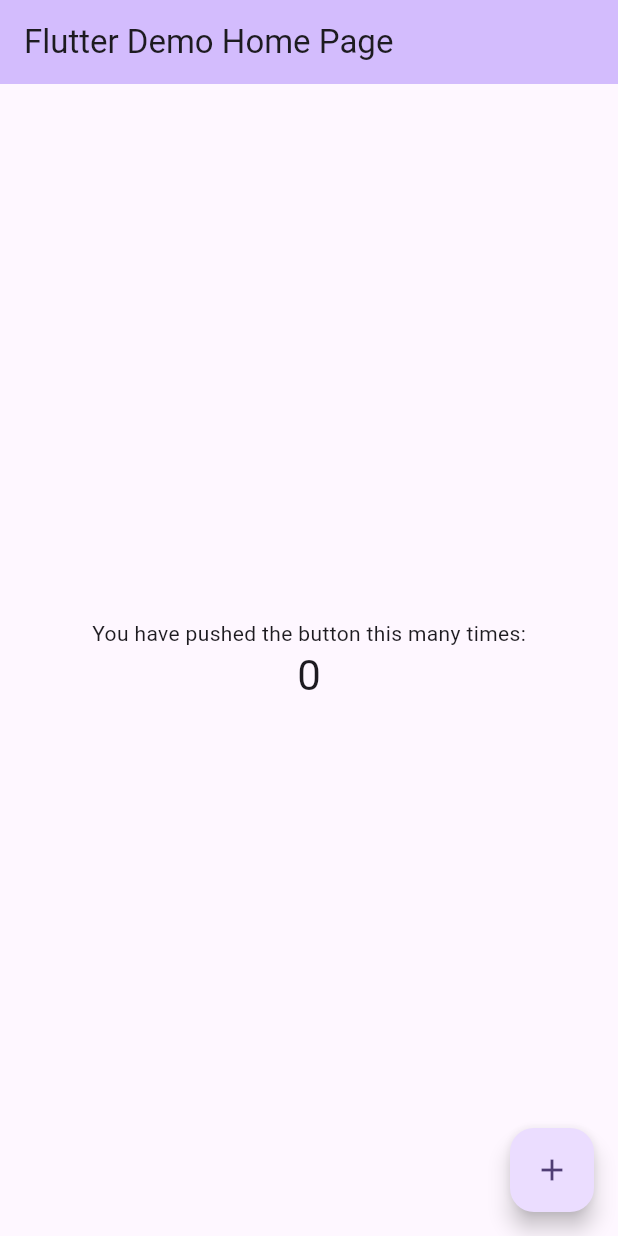
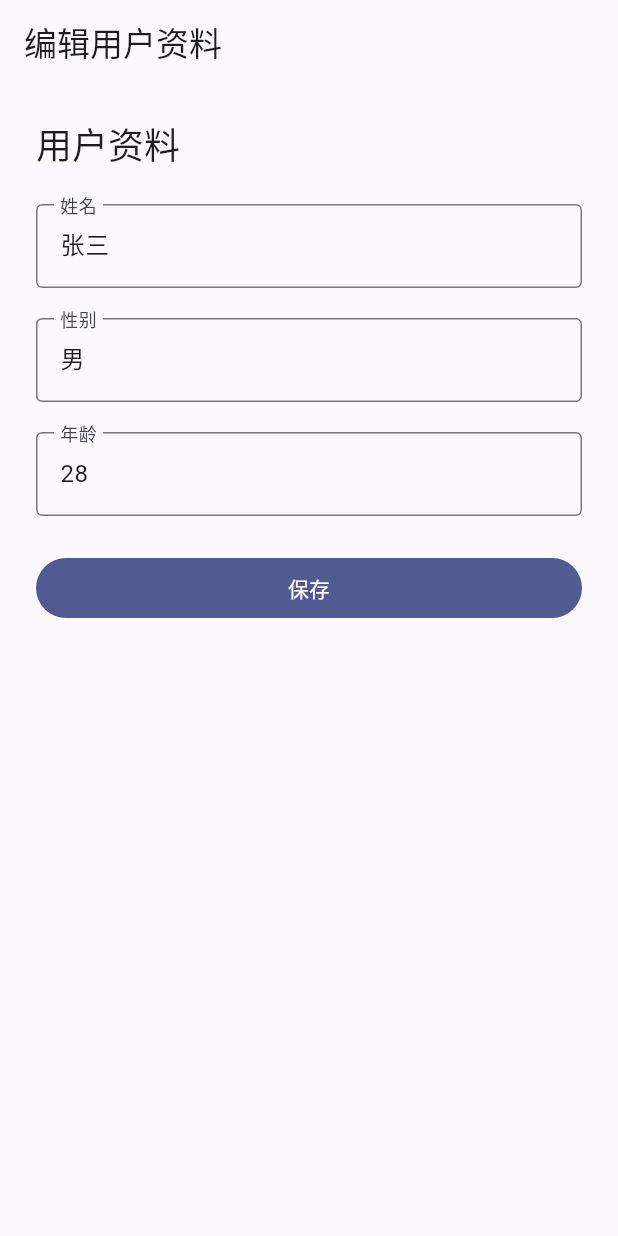
Before and after one commit to fengyanjava/growup-2026, a Flutter app: the screen it shows after launch, on a phone screen of 412 x 824 dp. Run offline on Flutter 3.47's test engine with Material 3 defaults, Android fonts, the phone set to English and light mode, and no system bars; our stand-ins replace flutter_riverpod.

Commit message:
flutter_riverpod_example impl

```diff
--- /dev/null
+++ b/flutter_riverpod_example/lib/edit/model/user_profile.dart
@@ -0,0 +1,20 @@
+/// 接口中的用户资料。年龄在模型中使用整数，输入草稿则保留字符串。
+class UserProfile {
+  const UserProfile({
+    required this.name,
+    required this.gender,
+    required this.age,
+  });
+
+  final String name;
+  final String gender;
+  final int age;
+
+  factory UserProfile.fromJson(Map<String, dynamic> json) => UserProfile(
+    name: json['name'] as String,
+    gender: json['gender'] as String,
+    age: json['age'] as int,
+  );
+
+  Map<String, dynamic> toJson() => {'name': name, 'gender': gender, 'age': age};
+}
--- /dev/null
+++ b/flutter_riverpod_example/lib/edit/page/edit_page.dart
@@ -0,0 +1,174 @@
+import 'package:flutter/material.dart';
+import 'package:flutter_riverpod/flutter_riverpod.dart';
+
+import '../viewmodel/edit_state.dart';
+import '../viewmodel/edit_viewmodel.dart';
+
+class EditPage extends ConsumerWidget {
+  const EditPage({super.key});
+
+  @override
+  Widget build(BuildContext context, WidgetRef ref) {
+    final profile = ref.watch(editViewModelProvider);
+    profile.isLoading;
+    return Scaffold(
+      appBar: AppBar(title: const Text('编辑用户资料')),
+      body: SafeArea(
+        child: profile.when(
+          skipLoadingOnRefresh: false,
+          loading: () => const Center(child: CircularProgressIndicator()),
+          error: (error, stackTrace) => Center(
+            child: Column(
+              mainAxisSize: MainAxisSize.min,
+              children: [
+                const Text('加载失败，请检查后重试'),
+                const SizedBox(height: 16),
+                FilledButton(
+                  onPressed: () => ref.invalidate(editViewModelProvider),
+                  child: const Text('重试'),
+                ),
+              ],
+            ),
+          ),
+          data: (data) => _EditForm(data: data),
+        ),
+      ),
+    );
+  }
+}
+
+class _EditForm extends ConsumerStatefulWidget {
+  const _EditForm({required this.data});
+  final EditState data;
+
+  @override
+  ConsumerState<_EditForm> createState() => _EditFormState();
+}
+
+class _EditFormState extends ConsumerState<_EditForm> {
+  late final TextEditingController _nameController;
+  late final TextEditingController _genderController;
+  late final TextEditingController _ageController;
+
+  @override
+  void initState() {
+    super.initState();
+    // 首次加载成功后才创建表单，避免在 build 中反复回填、移动光标。
+    _nameController = TextEditingController(text: widget.data.name);
+    _genderController = TextEditingController(text: widget.data.gender);
+    _ageController = TextEditingController(text: widget.data.age);
+  }
+
+  @override
+  void didUpdateWidget(covariant _EditForm oldWidget) {
+    super.didUpdateWidget(oldWidget);
+    // 仅同步变化的数据，也支持保存后回填服务端规范化的结果。
+    _syncText(_nameController, widget.data.name);
+    _syncText(_genderController, widget.data.gender);
+    _syncText(_ageController, widget.data.age);
+  }
+
+  void _syncText(TextEditingController controller, String text) {
+    if (controller.text == text) return;
+    controller.value = TextEditingValue(
+      text: text,
+      selection: TextSelection.collapsed(offset: text.length),
+    );
+  }
+
+  @override
+  void dispose() {
+    _nameController.dispose();
+    _genderController.dispose();
+    _ageController.dispose();
+    super.dispose();
+  }
+
+  Future<void> _save() async {
+    FocusScope.of(context).unfocus();
+    final success = await ref.read(editViewModelProvider.notifier).save();
+    if (!mounted || !success) return;
+    ScaffoldMessenger.of(context)
+      ..hideCurrentSnackBar()
+      ..showSnackBar(const SnackBar(content: Text('保存成功')));
+  }
+
+  @override
+  Widget build(BuildContext context) {
+    final data = widget.data;
+    final viewModel = ref.read(editViewModelProvider.notifier);
+    return SingleChildScrollView(
+      padding: const EdgeInsets.all(24),
+      child: Center(
+        child: ConstrainedBox(
+          constraints: const BoxConstraints(maxWidth: 480),
+          child: Column(
+            crossAxisAlignment: CrossAxisAlignment.stretch,
+            children: [
+              Text('用户资料', style: Theme.of(context).textTheme.headlineSmall),
+              const SizedBox(height: 24),
+              TextField(
+                controller: _nameController,
+                enabled: !data.isSaving,
+                textInputAction: TextInputAction.next,
+                decoration: InputDecoration(
+                  labelText: '姓名',
+                  errorText: data.nameError,
+                ),
+                onChanged: viewModel.updateName,
+              ),
+              const SizedBox(height: 20),
+              TextField(
+                controller: _genderController,
+                enabled: !data.isSaving,
+                textInputAction: TextInputAction.next,
+                decoration: InputDecoration(
+                  labelText: '性别',
+                  errorText: data.genderError,
+                ),
+                onChanged: viewModel.updateGender,
+              ),
+              const SizedBox(height: 20),
+              TextField(
+                controller: _ageController,
+                enabled: !data.isSaving,
+                keyboardType: TextInputType.number,
+                textInputAction: TextInputAction.done,
+                decoration: InputDecoration(
+                  labelText: '年龄',
+                  errorText: data.ageError,
+                ),
+                onChanged: viewModel.updateAge,
+              ),
+              if (data.saveError != null) ...[
+                const SizedBox(height: 16),
+                Text(
+                  data.saveError!,
+                  style: TextStyle(color: Theme.of(context).colorScheme.error),
+                ),
+              ],
+              const SizedBox(height: 24),
+              FilledButton(
+                onPressed: data.isSaving ? null : _save,
+                child: data.isSaving
+                    ? const Row(
+                        mainAxisSize: MainAxisSize.min,
+                        children: [
+                          SizedBox(
+                            width: 16,
+                            height: 16,
+                            child: CircularProgressIndicator(strokeWidth: 2),
+                          ),
+                          SizedBox(width: 8),
+                          Text('保存中…'),
+                        ],
+                      )
+                    : const Text('保存'),
+              ),
+            ],
+          ),
+        ),
+      ),
+    );
+  }
+}
--- /dev/null
+++ b/flutter_riverpod_example/lib/edit/viewmodel/edit_state.dart
@@ -0,0 +1,48 @@
+import '../model/user_profile.dart';
+
+/// 不可变的页面数据。加载状态由外层 AsyncValue 表达。
+class EditState {
+  const EditState({
+    required this.name,
+    required this.gender,
+    required this.age,
+    this.isSaving = false,
+    this.nameError,
+    this.genderError,
+    this.ageError,
+    this.saveError,
+  });
+
+  factory EditState.fromProfile(UserProfile profile) => EditState(
+    name: profile.name,
+    gender: profile.gender,
+    age: profile.age.toString(),
+  );
+
+  final String name;
+  final String gender;
+
+  /// 保留原始输入，校验通过后再转换为整数。
+  final String age;
+  final bool isSaving;
+  final String? nameError;
+  final String? genderError;
+  final String? ageError;
+  final String? saveError;
+
+  bool get hasValidationError =>
+      nameError != null || genderError != null || ageError != null;
+
+  /// 修改草稿或开启新一轮保存时，清除上一轮的错误。
+  EditState copyWith({
+    String? name,
+    String? gender,
+    String? age,
+    bool? isSaving,
+  }) => EditState(
+    name: name ?? this.name,
+    gender: gender ?? this.gender,
+    age: age ?? this.age,
+    isSaving: isSaving ?? this.isSaving,
+  );
+}
--- a/flutter_riverpod_example/lib/main.dart
+++ b/flutter_riverpod_example/lib/main.dart
@@ -1,122 +1,26 @@
 import 'package:flutter/material.dart';
+import 'package:flutter_riverpod/flutter_riverpod.dart';
+
+import 'edit/page/edit_page.dart';
 
 void main() {
-  runApp(const MyApp());
+  runApp(const ProviderScope(child: MyApp()));
 }
 
 class MyApp extends StatelessWidget {
   const MyApp({super.key});
 
-  // This widget is the root of your application.
   @override
   Widget build(BuildContext context) {
     return MaterialApp(
-      title: 'Flutter Demo',
+      title: 'Riverpod MVVM 示例',
       theme: ThemeData(
-        // This is the theme of your application.
-        //
-        // TRY THIS: Try running your application with "flutter run". You'll see
-        // the application has a purple toolbar. Then, without quitting the app,
-        // try changing the seedColor in the colorScheme below to Colors.green
-        // and then invoke "hot reload" (save your changes or press the "hot
-        // reload" button in a Flutter-supported IDE, or press "r" if you used
-        // the command line to start the app).
-        //
-        // Notice that the counter didn't reset back to zero; the application
-        // state is not lost during the reload. To reset the state, use hot
-        // restart instead.
-        //
-        // This works for code too, not just values: Most code changes can be
-        // tested with just a hot reload.
-        colorScheme: .fromSeed(seedColor: Colors.deepPurple),
+        colorScheme: ColorScheme.fromSeed(seedColor: Colors.indigo),
+        inputDecorationTheme: const InputDecorationTheme(
+          border: OutlineInputBorder(),
+        ),
       ),
-      home: const MyHomePage(title: 'Flutter Demo Home Page'),
+      home: const EditPage(),
     );
   }
 }
-
-class MyHomePage extends StatefulWidget {
-  const MyHomePage({super.key, required this.title});
-
-  // This widget is the home page of your application. It is stateful, meaning
-  // that it has a State object (defined below) that contains fields that affect
-  // how it looks.
-
-  // This class is the configuration for the state. It holds the values (in this
-  // case the title) provided by the parent (in this case the App widget) and
-  // used by the build method of the State. Fields in a Widget subclass are
-  // always marked "final".
-
-  final String title;
-
-  @override
-  State<MyHomePage> createState() => _MyHomePageState();
-}
-
-class _MyHomePageState extends State<MyHomePage> {
-  int _counter = 0;
-
-  void _incrementCounter() {
-    setState(() {
-      // This call to setState tells the Flutter framework that something has
-      // changed in this State, which causes it to rerun the build method below
-      // so that the display can reflect the updated values. If we changed
-      // _counter without calling setState(), then the build method would not be
-      // called again, and so nothing would appear to happen.
-      _counter++;
-    });
-  }
-
-  @override
-  Widget build(BuildContext context) {
-    // This method is rerun every time setState is called, for instance as done
-    // by the _incrementCounter method above.
-    //
-    // The Flutter framework has been optimized to make rerunning build methods
-    // fast, so that you can just rebuild anything that needs updating rather
-    // than having to individually change instances of widgets.
-    return Scaffold(
-      appBar: AppBar(
-        // TRY THIS: Try changing the color here to a specific color (to
-        // Colors.amber, perhaps?) and trigger a hot reload to see the AppBar
-        // change color while the other colors stay the same.
-        backgroundColor: Theme.of(context).colorScheme.inversePrimary,
-        // Here we take the value from the MyHomePage object that was created by
-        // the App.build method, and use it to set our appbar title.
-        title: Text(widget.title),
-      ),
-      body: Center(
-        // Center is a layout widget. It takes a single child and positions it
-        // in the middle of the parent.
-        child: Column(
-          // Column is also a layout widget. It takes a list of children and
-          // arranges them vertically. By default, it sizes itself to fit its
-          // children horizontally, and tries to be as tall as its parent.
-          //
-          // Column has various properties to control how it sizes itself and
-          // how it positions its children. Here we use mainAxisAlignment to
-          // center the children vertically; the main axis here is the vertical
-          // axis because Columns are vertical (the cross axis would be
-          // horizontal).
-          //
-          // TRY THIS: Invoke "debug painting" (choose the "Toggle Debug Paint"
-          // action in the IDE, or press "p" in the console), to see the
-          // wireframe for each widget.
-          mainAxisAlignment: .center,
-          children: [
-            const Text('You have pushed the button this many times:'),
-            Text(
-              '$_counter',
-              style: Theme.of(context).textTheme.headlineMedium,
-            ),
-          ],
-        ),
-      ),
-      floatingActionButton: FloatingActionButton(
-        onPressed: _incrementCounter,
-        tooltip: 'Increment',
-        child: const Icon(Icons.add),
-      ),
-    );
-  }
-}
--- a/flutter_riverpod_example/pubspec.yaml
+++ b/flutter_riverpod_example/pubspec.yaml
@@ -1,5 +1,5 @@
 name: flutter_riverpod_example
-description: "A new Flutter project."
+description: "使用 Riverpod 实现 MVVM 用户资料编辑示例。"
 # The following line prevents the package from being accidentally published to
 # pub.dev using `flutter pub publish`. This is preferred for private packages.
 publish_to: 'none' # Remove this line if you wish to publish to pub.dev
@@ -34,6 +34,7 @@ dependencies:
   # The following adds the Cupertino Icons font to your application.
   # Use with the CupertinoIcons class for iOS style icons.
   cupertino_icons: ^1.0.8
+  flutter_riverpod: ^3.4.3
 
 dev_dependencies:
   flutter_test:
```
Also changed, not shown: flutter_riverpod_example/lib/edit/repository/user_repository.dart (added, +25 -0 lines), flutter_riverpod_example/lib/edit/viewmodel/edit_viewmodel.dart (added, +80 -0 lines), flutter_riverpod_example/pubspec.lock, 2 other files.
